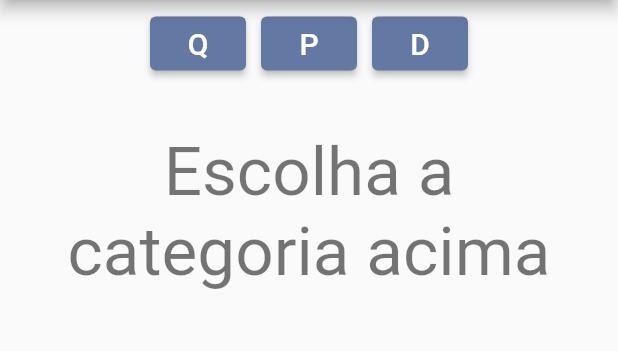
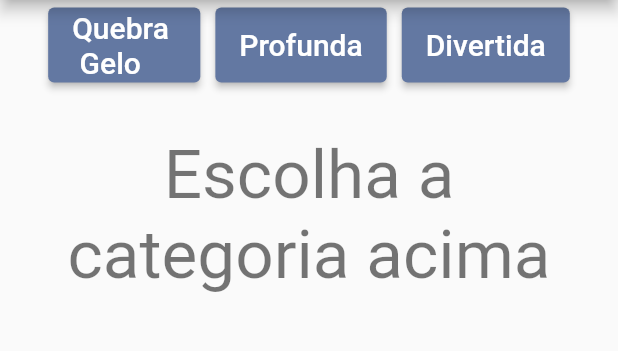
Before and after one commit to diogocsc/papoapapoFlutter, a Flutter app: the screen it shows after launch, after a tap on "Por Categoria", on a phone screen of 412 x 824 dp, the part 84-435 px from its top. Run offline on Flutter 3.47's test engine with Material 2 defaults, Android fonts, the phone set to English and light mode, and no system bars; our stand-ins replace photo_view.

Commit message:
updated categories labels

```diff
--- a/lib/main.dart
+++ b/lib/main.dart
@@ -371,17 +371,10 @@ class _MyHomePageState extends State<MyHomePage> {
                   Container(
                     padding: EdgeInsets.all(5),
                     child: ElevatedButton(
-                      style: ButtonStyle(backgroundColor: MaterialStateProperty.resolveWith<Color>(
-                            (Set<MaterialState> states) {
-                          if (states.contains(MaterialState.pressed))
-                            return Colors.blueAccent;
-                          return _mainBackgroundColor; // Use the component's default.
-                        },
-                      ),
-                      ),
+                      style: ElevatedButton.styleFrom(primary: _mainBackgroundColor,minimumSize: Size(50, 50)),
                       onPressed: () => _getACard(false,'Q'),
                       child: Text(
-                        "Q",
+                        "Quebra \n Gelo",
                         style: TextStyle(fontSize: 20.0),
                       ),
                     ),
@@ -389,39 +382,25 @@ class _MyHomePageState extends State<MyHomePage> {
                   Container(
                     padding: EdgeInsets.all(5),
                     child: ElevatedButton(
-                          style: ButtonStyle(backgroundColor: MaterialStateProperty.resolveWith<Color>(
-                              (Set<MaterialState> states) {
-                                if (states.contains(MaterialState.pressed))
-                                  return Colors.blueAccent;
-                                return _mainBackgroundColor; // Use the component's default.
-                              },
-                            ),
+                          style: ElevatedButton.styleFrom(primary: _mainBackgroundColor,minimumSize: Size(50, 50)),
+                          onPressed: () => _getACard(false,'P'),
+                          child: Text(
+                            "Profunda",
+                            style: TextStyle(fontSize: 20.0),
                           ),
-                      onPressed: () => _getACard(false,'P'),
-                      child: Text(
-                        "P",
-                        style: TextStyle(fontSize: 20.0),
-                      ),
                     ),
                   ),
                   Container(
                     padding: EdgeInsets.all(5),
                     child: ElevatedButton(
-                      style: ButtonStyle(backgroundColor: MaterialStateProperty.resolveWith<Color>(
-                            (Set<MaterialState> states) {
-                          if (states.contains(MaterialState.pressed))
-                            return Colors.blueAccent;
-                          return _mainBackgroundColor; // Use the component's default.
-                        },
-                      ),
-                      ),
-                     // color: _mainBackgroundColor,
+                      style: ElevatedButton.styleFrom(primary: _mainBackgroundColor,minimumSize: Size(50, 50)),
+                      // color: _mainBackgroundColor,
                      // textColor: Colors.white,
                      // padding: EdgeInsets.all(8.0),
                      // splashColor: Colors.blueAccent,
                       onPressed: () => _getACard(false,'D'),
                       child: Text(
-                        "D",
+                        "Divertida",
                         style: TextStyle(fontSize: 20.0),
                       ),
                     ),
```
